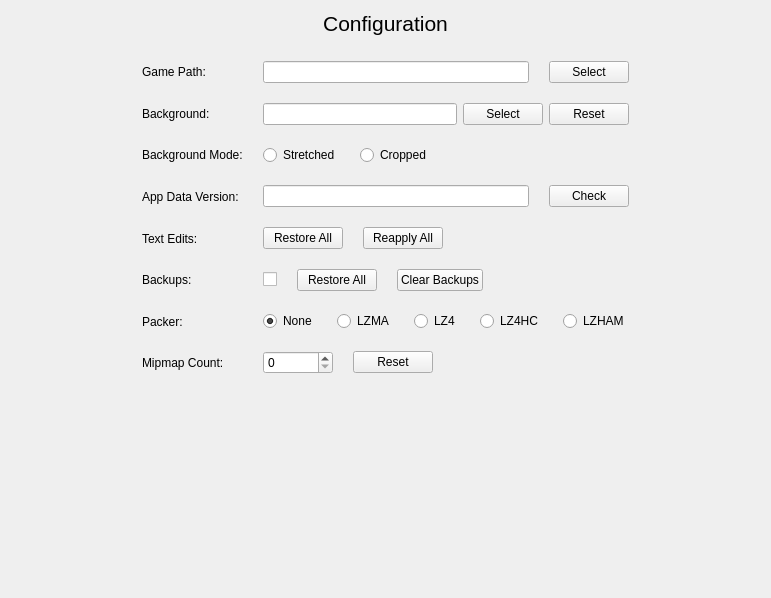
First picture: the form in qtdesigner/ui/config.ui, repository Nauder/floowandereeze-and-modding-qt, before the edit.
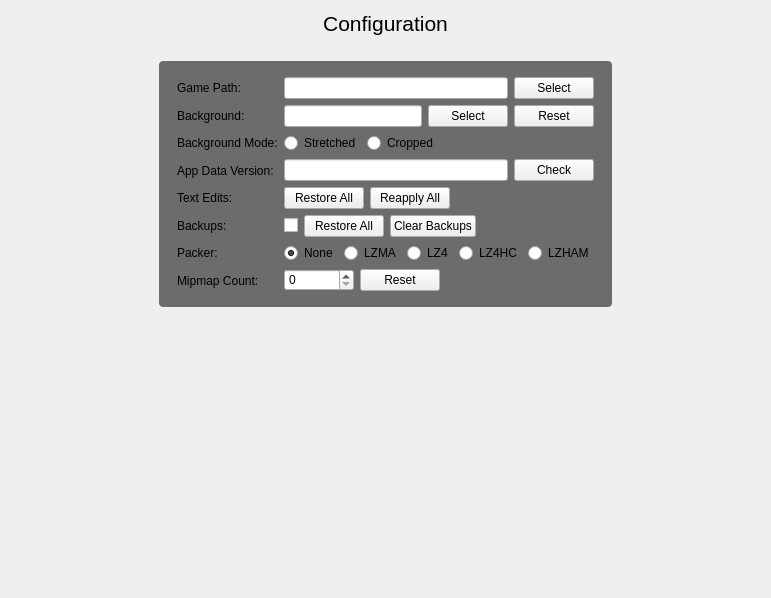
Second picture: the form after the edit. Icons and pictures are not drawn.

Commit message: feat: update config panel with new layout and styling improvements

```diff
--- a/qtdesigner/ui/config.ui
+++ b/qtdesigner/ui/config.ui
@@ -66,7 +66,7 @@
     </widget>
    </item>
    <item>
-    <layout class="QHBoxLayout" name="maincontent">
+    <layout class="QHBoxLayout" name="configPanelWrapper">
      <item>
       <spacer name="horizontalSpacer_2">
        <property name="orientation">
@@ -81,6 +81,27 @@
       </spacer>
      </item>
      <item>
+      <widget class="QWidget" name="configPanel">
+       <property name="styleSheet">
+        <string notr="true">#configPanel {
+    background-color: rgba(0, 0, 0, 0.55);
+    border-radius: 4px;
+}</string>
+       </property>
+       <layout class="QHBoxLayout" name="maincontent">
+        <property name="leftMargin">
+         <number>18</number>
+       </property>
+        <property name="topMargin">
+         <number>16</number>
+        </property>
+        <property name="rightMargin">
+         <number>18</number>
+        </property>
+        <property name="bottomMargin">
+         <number>16</number>
+       </property>
+     <item>
       <layout class="QVBoxLayout" name="verticalLayout_5">
        <item>
         <widget class="QLabel" name="label">
@@ -503,6 +524,9 @@
         </layout>
        </item>
       </layout>
+     </item>
+      </layout>
+     </widget>
      </item>
      <item>
       <spacer name="horizontalSpacer">
```
Lines whose indentation alone changed are shown as unchanged.
